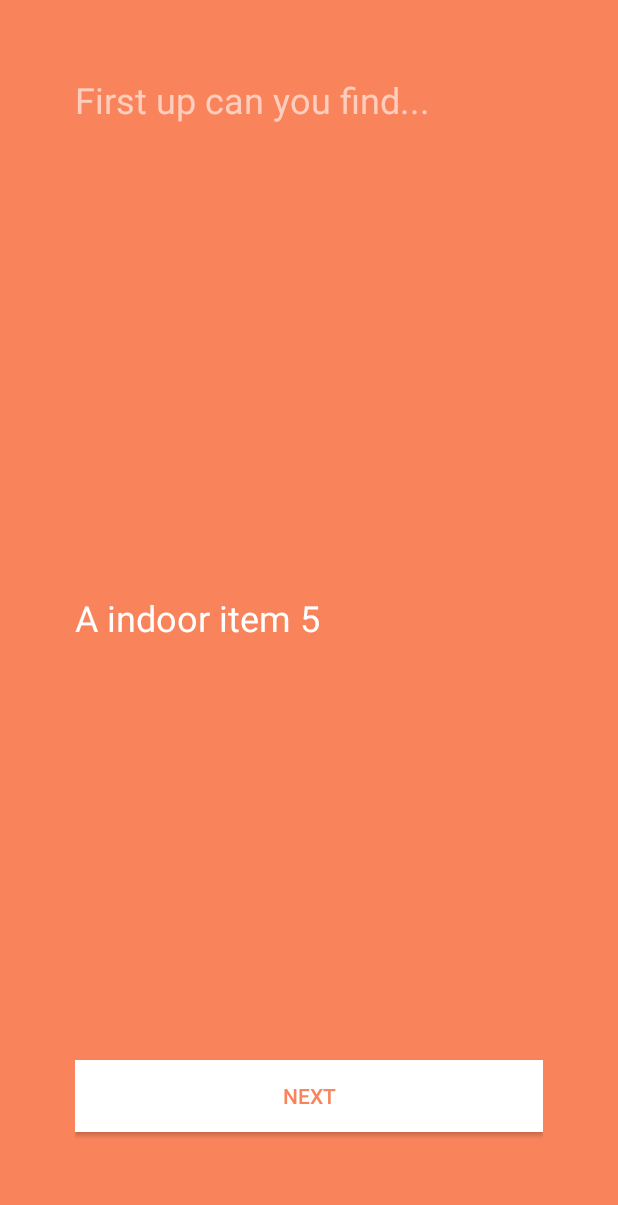
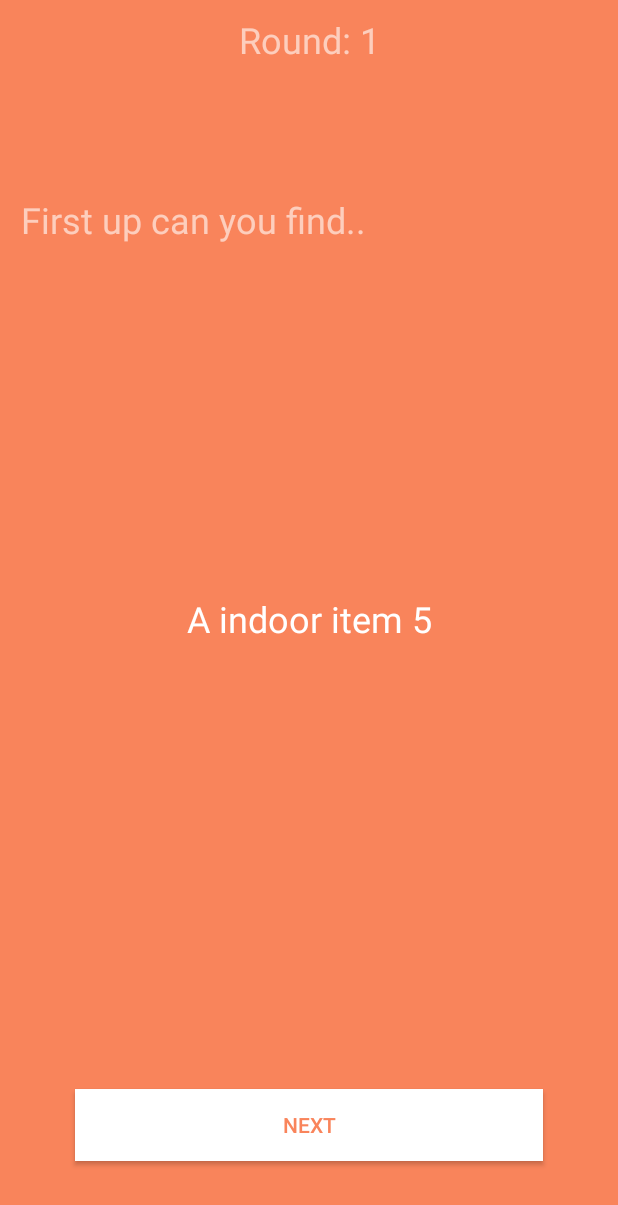
Before and after one commit to bctecnica/House-hunt, an Android app: the MainGame screen opened directly, with no data from a screen before it, after a tap on "BEGIN", on a phone screen of 412 x 824 dp. Shown: the top 1205 px of the screen. Run offline under Robolectric (Android 15) with nearby library versions, the phone set to English and light mode, and no system bars.

Commit message:
UpdateLayout method updated

```diff
--- a/app/src/main/java/com/bctecnica/houseHunt/MainGame.java
+++ b/app/src/main/java/com/bctecnica/houseHunt/MainGame.java
@@ -2,8 +2,10 @@ package com.bctecnica.houseHunt;
 
 import androidx.appcompat.app.AlertDialog;
 import androidx.appcompat.app.AppCompatActivity;
+import androidx.constraintlayout.widget.ConstraintLayout;
 
 import android.content.DialogInterface;
+import android.graphics.Color;
 import android.os.Bundle;
 import android.view.View;
 import android.widget.Button;
@@ -18,9 +20,9 @@ public class MainGame extends AppCompatActivity {
 
     private ItemsToFind itemsToFind = new ItemsToFind();
     private ColorWheel colorWheel = new ColorWheel();
-    private TextView itemToFindText, nextFindTopText;
+    private TextView itemToFindText, nextFindTopText, roundCountText, companyLogo;
     private Button nextItemButton;
-    private RelativeLayout mainGameLayout;
+    private ConstraintLayout mainGameLayout;
     int passedNumber;
     int roundCount;
 
@@ -36,10 +38,12 @@ public class MainGame extends AppCompatActivity {
         Objects.requireNonNull(getSupportActionBar()).hide();
 
         // Link view elements to there corresponding java variables
+        roundCountText = findViewById(R.id.roundCountText);
         itemToFindText = findViewById(R.id.itemToFindText);
         nextFindTopText = findViewById(R.id.nextFindText);
         nextItemButton = findViewById(R.id.nextItemButton);
         mainGameLayout = findViewById(R.id.mainGameLayout);
+        companyLogo = findViewById(R.id.companyLogo);
 
         // When next item button is clicked
         nextItemButton.setOnClickListener(new View.OnClickListener() {
@@ -53,6 +57,7 @@ public class MainGame extends AppCompatActivity {
                     String item = itemsToFind.getNextItem(passedNumber);
                     int color = colorWheel.getColor();
                     // Sets the corresponding fields
+                    roundCountText.setText("Round: "+ roundCount);
                     itemToFindText.setText(item);
                     mainGameLayout.setBackgroundColor(color);
                     nextItemButton.setTextColor(color);
@@ -64,10 +69,16 @@ public class MainGame extends AppCompatActivity {
     // Updates the text in the layout of main game through the rounds
     public void updateLayout(){
         if(roundCount == 0){
-            nextFindTopText.setText("First up can you find...");
+            nextFindTopText.setText("First up can you find..");
             nextItemButton.setText("NEXT");
         }
         if(roundCount == 1){
+            nextFindTopText.setText("Next can you find..");
+        }
+        if(roundCount == 4){
+            nextFindTopText.setText("We're half way next can you find..");
+        }
+        if(roundCount == 5){
             nextFindTopText.setText("Next can you find..");
         }
         if(roundCount == 9){
@@ -75,6 +86,12 @@ public class MainGame extends AppCompatActivity {
             nextItemButton.setText("FINISH");
         }
         if(roundCount == 10){
+            companyLogo.setText(R.string.company_logo);
+            roundCountText.setVisibility(View.INVISIBLE);
+            nextFindTopText.setVisibility(View.INVISIBLE);
+            nextItemButton.setVisibility(View.INVISIBLE);
+            itemToFindText.setVisibility(View.INVISIBLE);
+            mainGameLayout.setBackgroundColor(Color.parseColor("#000000"));
             endGamePopUp();
         }
         roundCount++;
--- a/app/src/main/res/layout/activity_main_game.xml
+++ b/app/src/main/res/layout/activity_main_game.xml
@@ -1,40 +1,71 @@
 <?xml version="1.0" encoding="utf-8"?>
-<RelativeLayout xmlns:android="http://schemas.android.com/apk/res/android"
+<androidx.constraintlayout.widget.ConstraintLayout xmlns:android="http://schemas.android.com/apk/res/android"
+    xmlns:app="http://schemas.android.com/apk/res-auto"
     xmlns:tools="http://schemas.android.com/tools"
     android:id="@+id/mainGameLayout"
     android:layout_width="match_parent"
     android:layout_height="match_parent"
     android:background="#51b46d"
-    android:padding="50dp"
+    android:padding="10dp"
     tools:context=".MainActivity">
 
     <TextView
         android:id="@+id/nextFindText"
         android:layout_width="wrap_content"
         android:layout_height="wrap_content"
+        android:layout_marginStart="4dp"
+        android:layout_marginTop="120dp"
         android:text="How to play.."
         android:textColor="#99FFFFFF"
-        android:textSize="24sp" />
+        android:textSize="24sp"
+        app:layout_constraintStart_toStartOf="parent"
+        app:layout_constraintTop_toTopOf="parent" />
 
     <TextView
         android:id="@+id/itemToFindText"
         android:layout_width="wrap_content"
         android:layout_height="wrap_content"
-        android:layout_alignParentStart="true"
-        android:layout_centerVertical="true"
         android:text="@string/instructions"
         android:textColor="#FFFFFF"
-        android:textSize="24sp" />
+        android:textSize="24sp"
+        app:layout_constraintBottom_toBottomOf="parent"
+        app:layout_constraintEnd_toEndOf="parent"
+        app:layout_constraintStart_toStartOf="parent"
+        app:layout_constraintTop_toTopOf="parent" />
 
     <Button
         android:id="@+id/nextItemButton"
         android:layout_width="match_parent"
         android:layout_height="wrap_content"
-        android:layout_alignParentBottom="true"
-        android:layout_centerHorizontal="true"
-        android:layout_marginBottom="19dp"
+        android:layout_marginStart="40dp"
+        android:layout_marginEnd="40dp"
+        android:layout_marginBottom="40dp"
         android:background="#FFFFFF"
         android:text="Begin"
-        android:textColor="#51b46d" />
+        android:textColor="#51b46d"
+        app:layout_constraintBottom_toBottomOf="parent"
+        app:layout_constraintEnd_toEndOf="parent"
+        app:layout_constraintStart_toStartOf="parent" />
 
-</RelativeLayout>
+    <TextView
+        android:id="@+id/roundCountText"
+        android:layout_width="wrap_content"
+        android:layout_height="wrap_content"
+        tools:text="Round 1"
+        android:textColor="#99FFFFFF"
+        android:textSize="24sp"
+        app:layout_constraintEnd_toEndOf="parent"
+        app:layout_constraintStart_toStartOf="parent"
+        app:layout_constraintTop_toTopOf="parent" />
+
+    <TextView
+        android:id="@+id/companyLogo"
+        android:layout_width="wrap_content"
+        android:layout_height="wrap_content"
+        android:textColor="#FFFFFF"
+        app:layout_constraintBottom_toBottomOf="parent"
+        app:layout_constraintEnd_toEndOf="parent"
+        app:layout_constraintStart_toStartOf="parent"
+        tools:text="BCTechnica" />
+
+</androidx.constraintlayout.widget.ConstraintLayout>
--- a/app/src/main/res/values/strings.xml
+++ b/app/src/main/res/values/strings.xml
@@ -3,4 +3,5 @@
     <string name="bctecnica">bctecnica</string>
     <string name="e_mail">e_mail</string>
     <string name="instructions">Players must rush to find the item called, the first player back to the announcer adds it to they\'re pile the player with most items in there pile after 10 rounds is the winner </string>
+    <string name="company_logo">BCTecnica &#169;</string>
 </resources>
```
